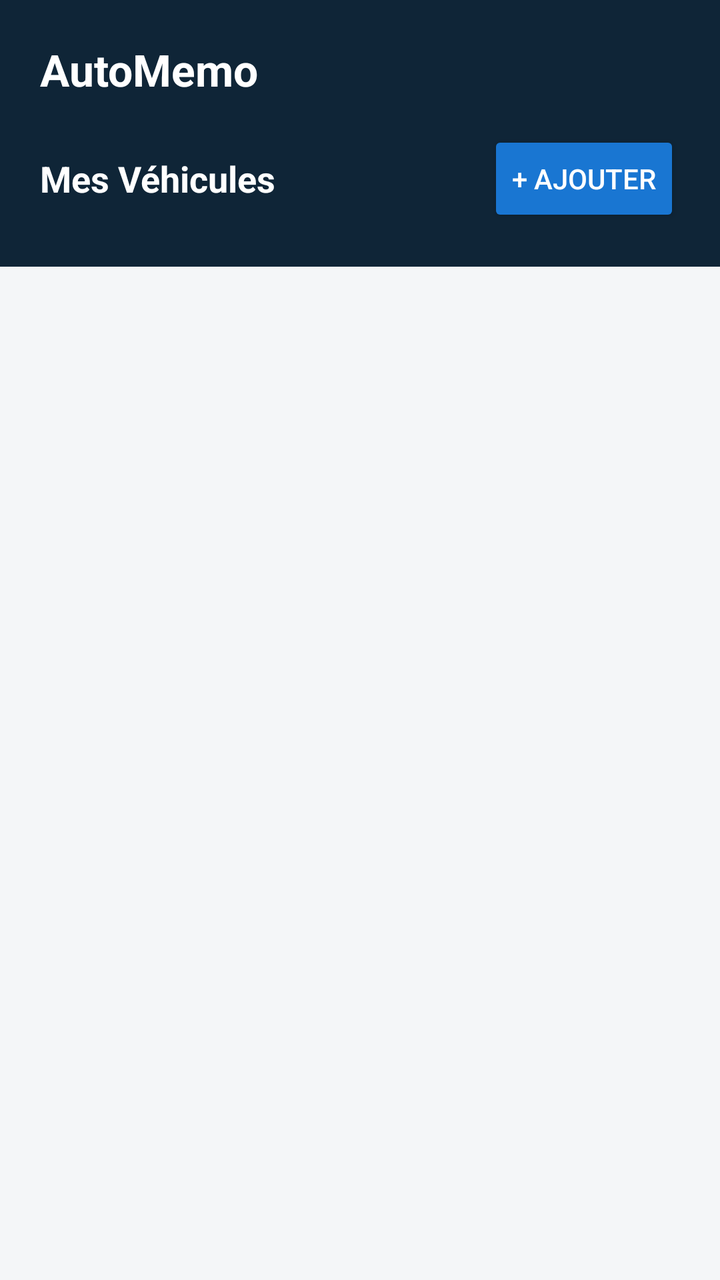
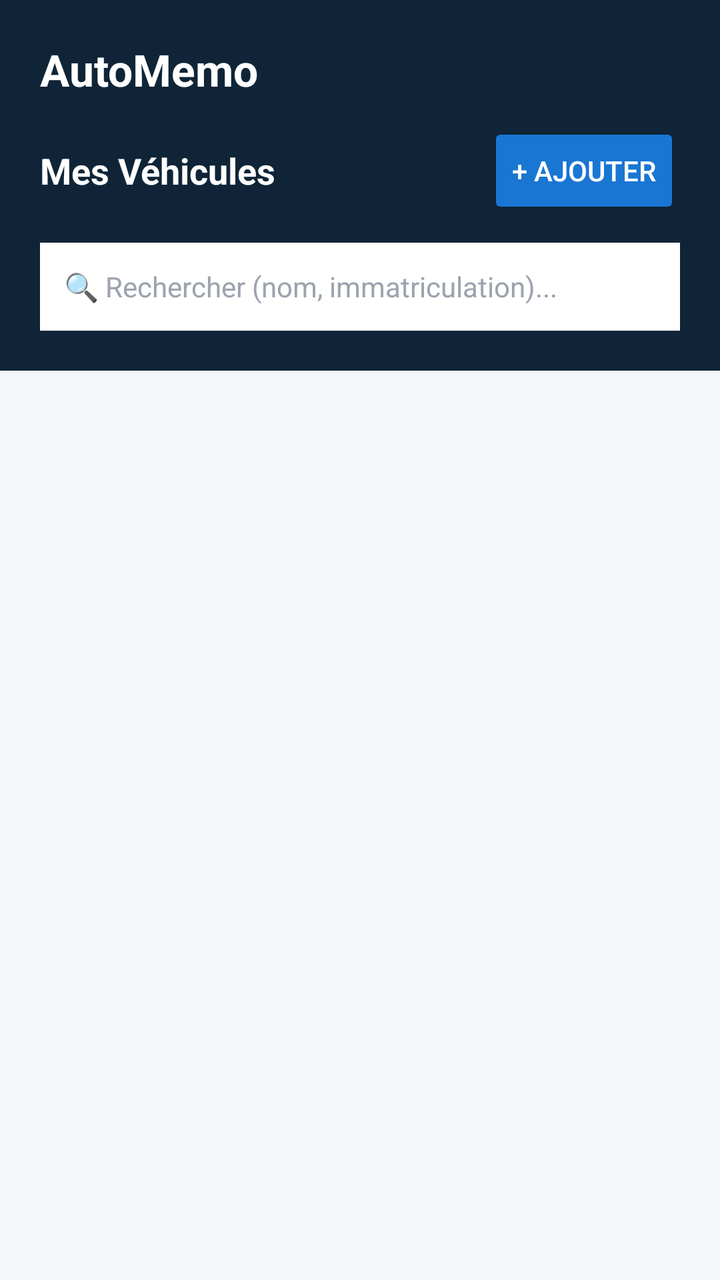

Compare the two renders of this Android layout. The source of the first and the diff that turns it into the second are given below.
<!-- AndroidManifest.xml: application theme Theme.AppCompat.DayNight.NoActionBar -->
<!-- res/layout/activity_main.xml -->
<?xml version="1.0" encoding="utf-8"?>
<LinearLayout xmlns:android="http://schemas.android.com/apk/res/android"
    android:layout_width="match_parent"
    android:layout_height="match_parent"
    android:orientation="vertical"
    android:background="#F4F6F8">

    
    <LinearLayout
        android:layout_width="match_parent"
        android:layout_height="wrap_content"
        android:background="#0F2537"
        android:orientation="vertical"
        android:padding="20.dp">

        <TextView
            android:layout_width="wrap_content"
            android:layout_height="wrap_content"
            android:text="AutoMemo"
            android:textColor="@android:color/white"
            android:textSize="22sp"
            android:textStyle="bold" />

        <RelativeLayout
            android:layout_width="match_parent"
            android:layout_height="wrap_content"
            android:layout_marginTop="16.dp">

            <TextView
                android:layout_width="wrap_content"
                android:layout_height="wrap_content"
                android:layout_centerVertical="true"
                android:text="Mes Véhicules"
                android:textColor="@android:color/white"
                android:textSize="18sp"
                android:textStyle="bold" />

            <Button
                android:id="@+id/btnAddVehicle"
                android:layout_width="wrap_content"
                android:layout_height="wrap_content"
                android:layout_alignParentEnd="true"
                android:backgroundTint="#1976D2"
                android:text="+ Ajouter"
                android:textColor="@android:color/white" />
        </RelativeLayout>

    </LinearLayout>

    
    <androidx.recyclerview.widget.RecyclerView
        android:id="@+id/recyclerViewVehicles"
        android:layout_width="match_parent"
        android:layout_height="0dp"
        android:layout_weight="1"
        android:padding="16.dp"
        android:clipToPadding="false" />

</LinearLayout>
<!-- resources referenced by this layout -->
<resources>

</resources>

<!-- the commit's change to res/layout/activity_main.xml (unified diff, before → after) -->
@@ -24,7 +24,7 @@
         <RelativeLayout
             android:layout_width="match_parent"
             android:layout_height="wrap_content"
-            android:layout_marginTop="16.dp">
+            android:layout_marginTop="12.dp">
 
             <TextView
                 android:layout_width="wrap_content"
@@ -45,6 +45,20 @@
                 android:textColor="@android:color/white" />
         </RelativeLayout>
 
+        
+        <EditText
+            android:id="@+id/etSearch"
+            android:layout_width="match_parent"
+            android:layout_height="44.dp"
+            android:layout_marginTop="12.dp"
+            android:background="@android:color/white"
+            android:hint="🔍 Rechercher (nom, immatriculation)..."
+            android:paddingHorizontal="12.dp"
+            android:textColor="#1F2937"
+            android:textColorHint="#9CA3AF"
+            android:textSize="14sp"
+            android:inputType="text" />
+
     </LinearLayout>
 
     
